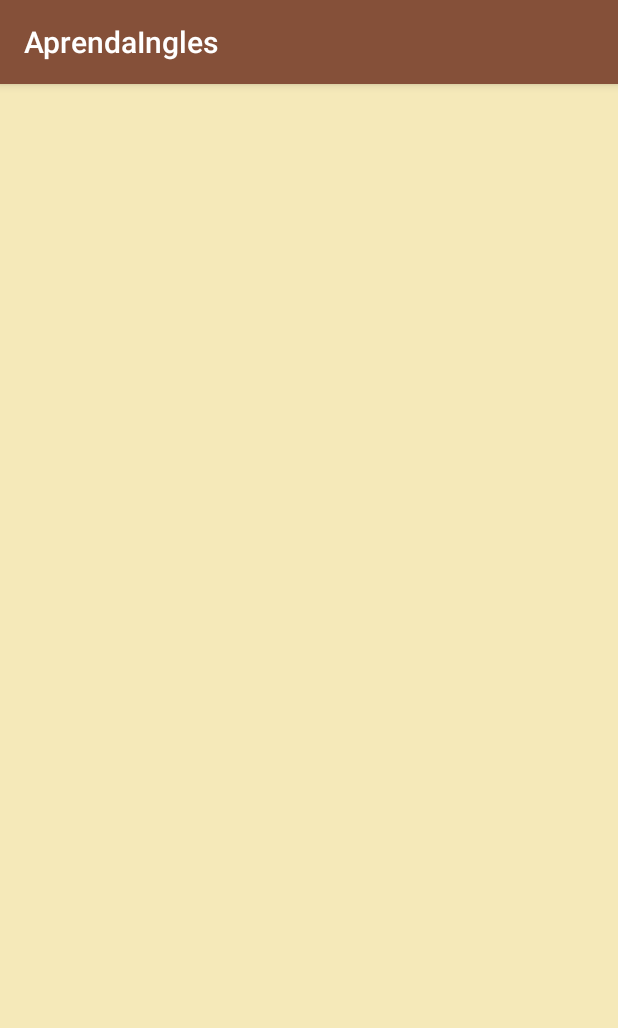
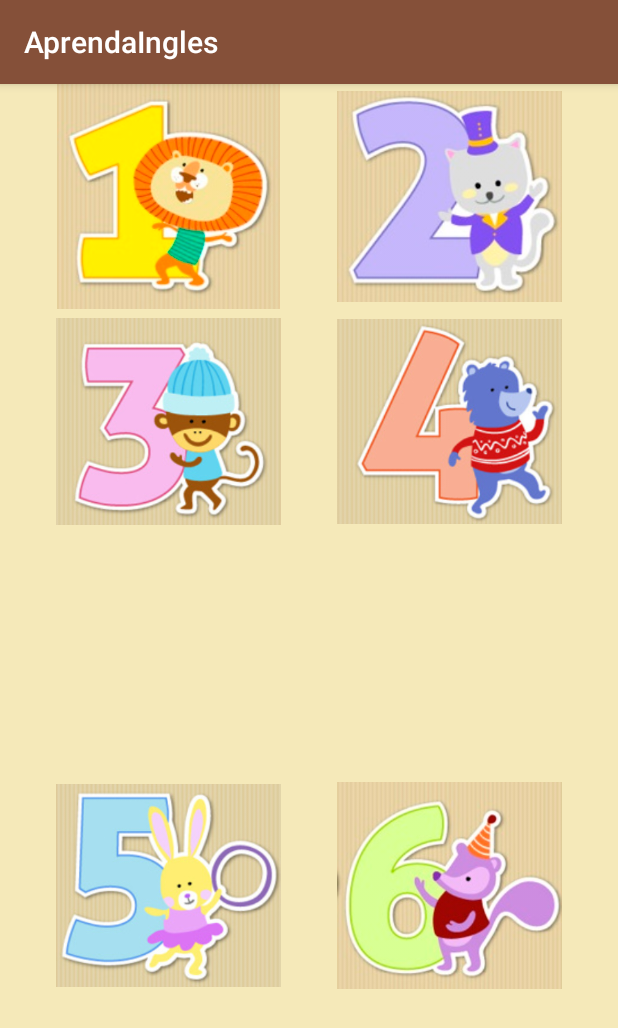
Before and after one commit to leandro-gft/AprendaInglesApp, an Android app: the fragment NumerosFragment shown on its own in the app's theme, on a phone screen of 412 x 824 dp. Shown: the top 1028 px of the screen. Run offline under Robolectric (Android 15) with nearby library versions, the phone set to English and light mode, and no system bars.

Commit message:
Adicionados os elementos de interface da aba Numeros

```diff
--- a/app/src/main/res/layout/fragment_numeros.xml
+++ b/app/src/main/res/layout/fragment_numeros.xml
@@ -1,9 +1,83 @@
 <?xml version="1.0" encoding="utf-8"?>
 <FrameLayout xmlns:android="http://schemas.android.com/apk/res/android"
+    xmlns:app="http://schemas.android.com/apk/res-auto"
     xmlns:tools="http://schemas.android.com/tools"
     android:layout_width="match_parent"
     android:layout_height="match_parent"
     tools:context=".fragment.NumerosFragment">
 
 
+    <androidx.constraintlayout.widget.ConstraintLayout
+        android:layout_width="match_parent"
+        android:layout_height="match_parent">
+
+        <ImageView
+            android:id="@+id/imageUm"
+            android:layout_width="150dp"
+            android:layout_height="150dp"
+            android:layout_constraintBottom_toTopOf="@+id/imageTres"
+            android:src="@drawable/um"
+            app:layout_constraintBottom_toTopOf="@+id/imageTres"
+            app:layout_constraintEnd_toStartOf="@+id/imageDois"
+            app:layout_constraintHorizontal_bias="0.5"
+            app:layout_constraintStart_toStartOf="parent"
+            app:layout_constraintTop_toTopOf="parent" />
+
+        <ImageView
+            android:id="@+id/imageTres"
+            android:layout_width="150dp"
+            android:layout_height="150dp"
+            android:src="@drawable/tres"
+            app:layout_constraintBottom_toTopOf="@+id/imageCinco"
+            app:layout_constraintEnd_toStartOf="@+id/imageQuatro"
+            app:layout_constraintHorizontal_bias="0.5"
+            app:layout_constraintStart_toStartOf="parent"
+            app:layout_constraintTop_toBottomOf="@+id/imageUm" />
+
+        <ImageView
+            android:id="@+id/imageCinco"
+            android:layout_width="150dp"
+            android:layout_height="150dp"
+            android:src="@drawable/cinco"
+            app:layout_constraintBottom_toBottomOf="parent"
+            app:layout_constraintEnd_toStartOf="@+id/imageSeis"
+            app:layout_constraintHorizontal_bias="0.5"
+            app:layout_constraintStart_toStartOf="parent"
+            app:layout_constraintTop_toBottomOf="@+id/imageTres" />
+
+        <ImageView
+            android:id="@+id/imageSeis"
+            android:layout_width="150dp"
+            android:layout_height="150dp"
+            android:src="@drawable/seis"
+            app:layout_constraintBottom_toBottomOf="parent"
+            app:layout_constraintEnd_toEndOf="parent"
+            app:layout_constraintStart_toEndOf="@+id/imageCinco"
+            app:layout_constraintTop_toBottomOf="@+id/imageQuatro"
+            tools:layout_editor_absoluteX="185dp" />
+
+        <ImageView
+            android:id="@+id/imageQuatro"
+            android:layout_width="150dp"
+            android:layout_height="150dp"
+            android:src="@drawable/quatro"
+            app:layout_constraintBottom_toTopOf="@+id/imageSeis"
+            app:layout_constraintEnd_toEndOf="parent"
+            app:layout_constraintStart_toEndOf="@+id/imageTres"
+            app:layout_constraintTop_toBottomOf="@+id/imageDois"
+            tools:layout_editor_absoluteX="185dp" />
+
+        <ImageView
+            android:id="@+id/imageDois"
+            android:layout_width="150dp"
+            android:layout_height="150dp"
+            android:src="@drawable/dois"
+            app:layout_constraintBottom_toTopOf="@+id/imageQuatro"
+            app:layout_constraintEnd_toEndOf="parent"
+            app:layout_constraintStart_toEndOf="@+id/imageUm"
+            app:layout_constraintTop_toTopOf="parent"
+            tools:layout_editor_absoluteX="171dp" />
+
+    </androidx.constraintlayout.widget.ConstraintLayout>
+
 </FrameLayout>
--- a/app/src/main/res/layout/fragment_vogais.xml
+++ b/app/src/main/res/layout/fragment_vogais.xml
@@ -1,8 +1,16 @@
 <?xml version="1.0" encoding="utf-8"?>
 <FrameLayout xmlns:android="http://schemas.android.com/apk/res/android"
+    xmlns:app="http://schemas.android.com/apk/res-auto"
     xmlns:tools="http://schemas.android.com/tools"
     android:layout_width="match_parent"
     android:layout_height="match_parent"
     tools:context=".fragment.VogaisFragment">
 
+<androidx.constraintlayout.widget.ConstraintLayout
+    android:layout_width="match_parent"
+    android:layout_height="match_parent">
+
+
+</androidx.constraintlayout.widget.ConstraintLayout>
+
 </FrameLayout>
```
